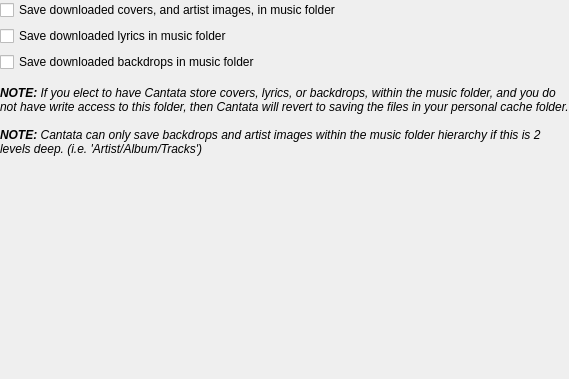
CDrummond/cantata, file gui/filesettings.ui: the form before one commit.
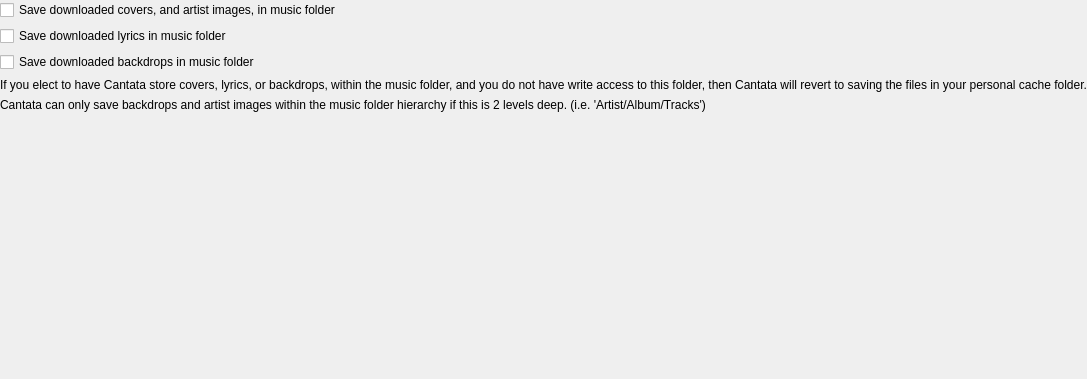
The form after the commit. Custom widgets are drawn as their Qt base class.

Commit message: Add note-label classes to ensure consistency

```diff
--- a/gui/filesettings.ui
+++ b/gui/filesettings.ui
@@ -45,69 +45,16 @@
     </widget>
    </item>
    <item>
-    <spacer name="verticalSpacer">
-     <property name="orientation">
-      <enum>Qt::Vertical</enum>
-     </property>
-     <property name="sizeType">
-      <enum>QSizePolicy::Fixed</enum>
-     </property>
-     <property name="sizeHint" stdset="0">
-      <size>
-       <width>20</width>
-       <height>8</height>
-      </size>
-     </property>
-    </spacer>
-   </item>
-   <item>
-    <widget class="QLabel" name="label_2">
-     <property name="sizePolicy">
-      <sizepolicy hsizetype="Preferred" vsizetype="Maximum">
-       <horstretch>0</horstretch>
-       <verstretch>0</verstretch>
-      </sizepolicy>
-     </property>
+    <widget class="NoteLabel" name="label_2">
      <property name="text">
-      <string>&lt;i&gt;&lt;b&gt;NOTE:&lt;/b&gt; If you elect to have Cantata store covers, lyrics, or backdrops, within the music folder, and you do not have write access to this folder, then Cantata will revert to saving the files in your personal cache folder.&lt;/i&gt;</string>
-     </property>
-     <property name="alignment">
-      <set>Qt::AlignLeading|Qt::AlignLeft|Qt::AlignTop</set>
-     </property>
-     <property name="wordWrap">
-      <bool>true</bool>
-     </property>
-     <property name="textInteractionFlags">
-      <set>Qt::NoTextInteraction</set>
+      <string>If you elect to have Cantata store covers, lyrics, or backdrops, within the music folder, and you do not have write access to this folder, then Cantata will revert to saving the files in your personal cache folder.</string>
      </property>
     </widget>
    </item>
    <item>
-    <spacer name="verticalSpacer_3">
-     <property name="orientation">
-      <enum>Qt::Vertical</enum>
-     </property>
-     <property name="sizeType">
-      <enum>QSizePolicy::Fixed</enum>
-     </property>
-     <property name="sizeHint" stdset="0">
-      <size>
-       <width>20</width>
-       <height>8</height>
-      </size>
-     </property>
-    </spacer>
-   </item>
-   <item>
-    <widget class="QLabel" name="persNote_2">
+    <widget class="NoteLabel" name="persNote_2">
      <property name="text">
-      <string>&lt;i&gt;&lt;b&gt;NOTE:&lt;/b&gt; Cantata can only save backdrops and artist images within the music folder hierarchy if this is 2 levels deep. (i.e. 'Artist/Album/Tracks')&lt;/i&gt;</string>
-     </property>
-     <property name="wordWrap">
-      <bool>true</bool>
-     </property>
-     <property name="textInteractionFlags">
-      <set>Qt::NoTextInteraction</set>
+      <string>Cantata can only save backdrops and artist images within the music folder hierarchy if this is 2 levels deep. (i.e. 'Artist/Album/Tracks')</string>
      </property>
     </widget>
    </item>
@@ -129,6 +76,13 @@
    </item>
   </layout>
  </widget>
+ <customwidgets>
+  <customwidget>
+   <class>NoteLabel</class>
+   <extends>QLabel</extends>
+   <header>widgets/notelabel.h</header>
+  </customwidget>
+ </customwidgets>
  <resources/>
  <connections/>
 </ui>
```
The commit also changes 24 other files.
